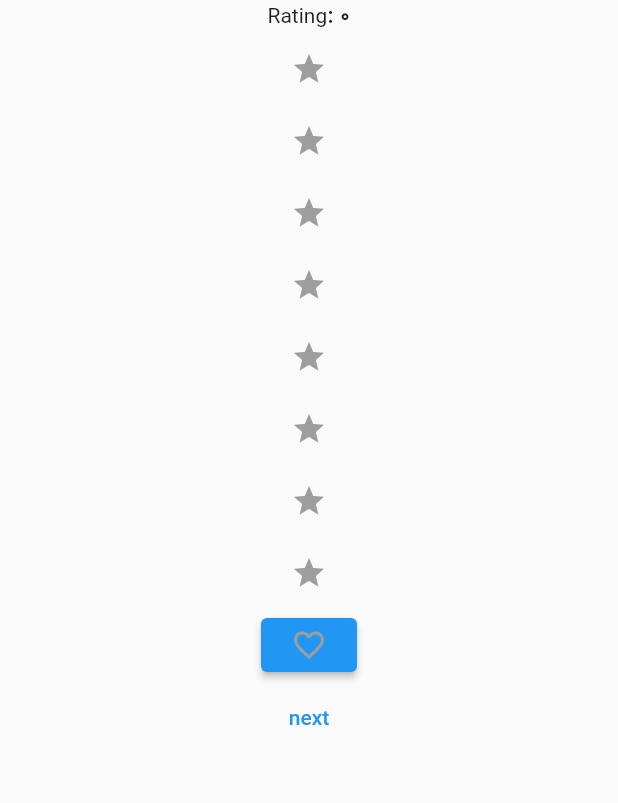
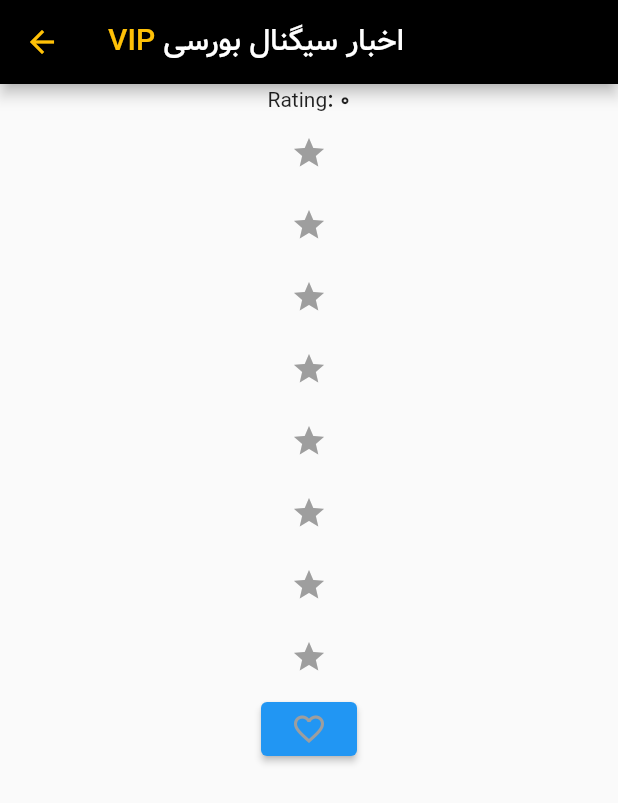
Before and after one commit to Milad-heydarloo/vip_signal, a Flutter app: the run_app_class screen opened directly, on a phone screen of 412 x 824 dp. Shown: the top 803 px of the screen. Run offline on Flutter 3.47's test engine with Material 2 defaults, Android fonts, the phone set to English and light mode, and no system bars.

Commit message:
chang color back btn appbar

```diff
--- a/lib/blog_page.dart
+++ b/lib/blog_page.dart
@@ -13,31 +13,29 @@ class blog_pages extends StatelessWidget {
 
 class run_app_class extends StatelessWidget {
   const run_app_class({super.key});
+  PreferredSizeWidget _app_bar() {
+    return AppBar(
+      backgroundColor: Colors.black,
+      title: Row(children: [
+        Text('VIP ', style: TextStyle(color: Colors.amber)),
+        Text('اخبار سیگنال بورسی')
+      ]),
+      centerTitle: true,
+      iconTheme: IconThemeData(color: Colors.amber),
+    );
+  }
 
   @override
   Widget build(
     BuildContext context,
   ) {
     return Scaffold(
+      appBar: _app_bar(),
       body: SafeArea(
         child: Center(
           child: Column(children: [
             Rating(),
             LikeButton(),
-            TextButton(
-              onPressed: () {
-                Navigator.of(
-                  context,
-                ).push(MaterialPageRoute(
-                  builder: (BuildContext context) {
-                    return run_app_two();
-                  },
-                ));
-              },
-              child: Text(
-                'next',
-              ),
-            ),
           ]),
         ),
       ),
```
